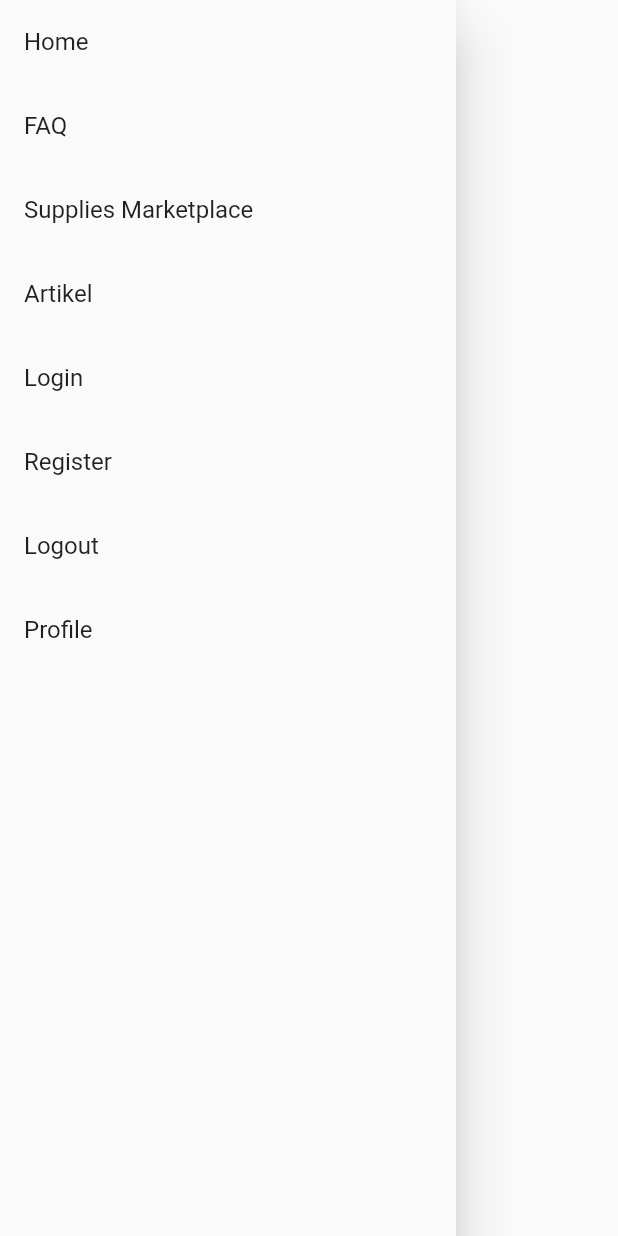
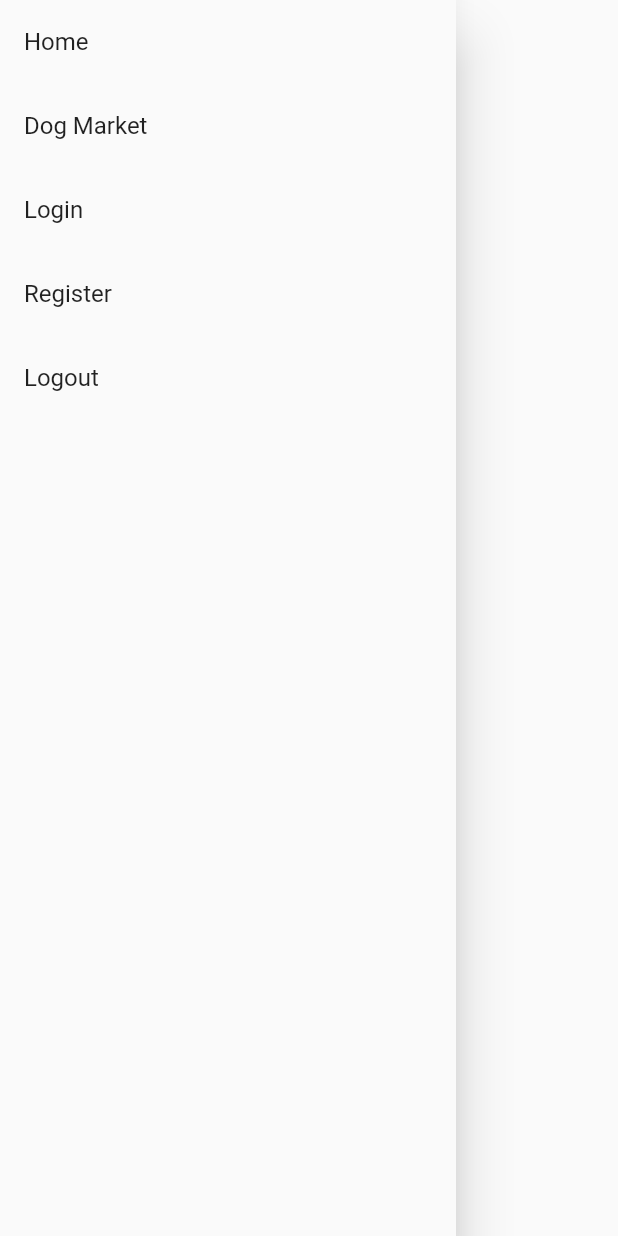
Before and after one commit to PBP-E06/Flutter-Dogewoof, a Flutter app: the DrawerWidget widget shown alone on an empty page, opened directly, on a phone screen of 412 x 824 dp. Run offline on Flutter 3.47's test engine with Material 2 defaults, Android fonts, the phone set to English and light mode, and no system bars; missing offline and left inert: pbp_django_auth.

Commit message:
attempt fix

```diff
--- a/dogewoof/lib/main.dart
+++ b/dogewoof/lib/main.dart
@@ -1,9 +1,5 @@
 import 'package:dogewoof/pages/auth/registerpage.dart';
 import 'package:dogewoof/pages/home/donations.dart';
-import 'package:dogewoof/pages/supplies/supplies.dart';
-import 'package:dogewoof/pages/userprofile/editprofilepage.dart';
-import 'package:dogewoof/pages/userprofile/profilepage.dart';
-import 'package:dogewoof/pages/userprofile/tambahsaldopage.dart';
 import 'package:flutter/material.dart';
 import 'package:pbp_django_auth/pbp_django_auth.dart';
 import 'package:provider/provider.dart';
@@ -11,13 +7,9 @@ import 'package:provider/provider.dart';
 import 'package:dogewoof/pages/home/homepage.dart';
 import 'package:dogewoof/pages/auth/loginpage.dart';
 import 'package:dogewoof/widgets/drawer.dart';
-import 'package:dogewoof/pages/userprofile/profilepage.dart';
-import 'package:dogewoof/pages/userprofile/editprofilepage.dart';
-import 'package:dogewoof/pages/artikel/page/artikel_page.dart';
 
-
-import 'pages/faq/pages/faqhomepage.dart';
-import 'pages/faq/pages/inputquestion.dart';
+import 'package:dogewoof/pages/dogmarket/listingpage.dart';
+import 'package:dogewoof/pages/dogmarket/submitdogpage.dart';
 
 void main() {
   runApp(const MyApp());
@@ -40,16 +32,12 @@ class MyApp extends StatelessWidget {
           primarySwatch: Colors.orange,
         ),
         routes: {
-            "/": (BuildContext context) => const HomePage(),
-            "/login": (BuildContext context) => const LoginPage(),
-            "/register": (BuildContext context) => const RegisterPage(),
-            "/profile": (BuildContext context) => const HomeStateful(),
-            "/editProfile": (BuildContext context) => EditProfile(),
-            "/addSaldo": (BuildContext context) => AddSaldo(),
-            "/supplies": (BuildContext context) => const SuppliesPage(),
-            "/faqhome": (BuildContext context) => const FAQHomepage(),
-            "/inputquestions": (BuildContext context) => const FAQInputPage(),
-            "/artikel": (BuildContext context) => const ArtikelPage(),
+          "/": (BuildContext context) => const HomePage(),
+          "/login": (BuildContext context) => const LoginPage(),
+          "/register": (BuildContext context) => const RegisterPage(),
+          "/dog_market/listing": (BuildContext context) => const ListingPage(),
+          "/dog_market/submitdog": (BuildContext context) => const SubmitDogPage(),
+          // "/dogmarket/viewdog": (BuildContext context) => const ViewDogPage(),
         },
       ),
     );
--- a/dogewoof/lib/widgets/drawer.dart
+++ b/dogewoof/lib/widgets/drawer.dart
@@ -15,23 +15,10 @@ class DrawerWidget extends StatelessWidget {
               Navigator.pushNamed(context, '/');
             }),
         ListTile(
-            title: const Text('FAQ'),
-            onTap: () async {
-                Navigator.pushNamed(context, '/faqhome');
-            },
-        ),
-        ListTile(
-            title: const Text('Supplies Marketplace'),
-            onTap: () async {
-                Navigator.pushNamed(context, '/supplies');
-            },
-        ),
-        ListTile(
-            title: const Text('Artikel'),
+            title: const Text('Dog Market'),
             onTap: () {
-                Navigator.pushNamed(context, '/artikel');
-            },
-        ),
+              Navigator.pushNamed(context, '/dog_market/listing');
+            }),
         ListTile(
           title: const Text('Login'),
           onTap: () {
@@ -54,16 +41,6 @@ class DrawerWidget extends StatelessWidget {
             }
           },
         ),
-        ListTile(
-          title: const Text('Profile'),
-          onTap: () async {
-            if (request.loggedIn) {
-              Navigator.pushNamed(context, '/profile');
-            } else {
-              Navigator.pushNamed(context, '/login');
-            }
-          },
-        ),
       ]),
     );
   }
```
